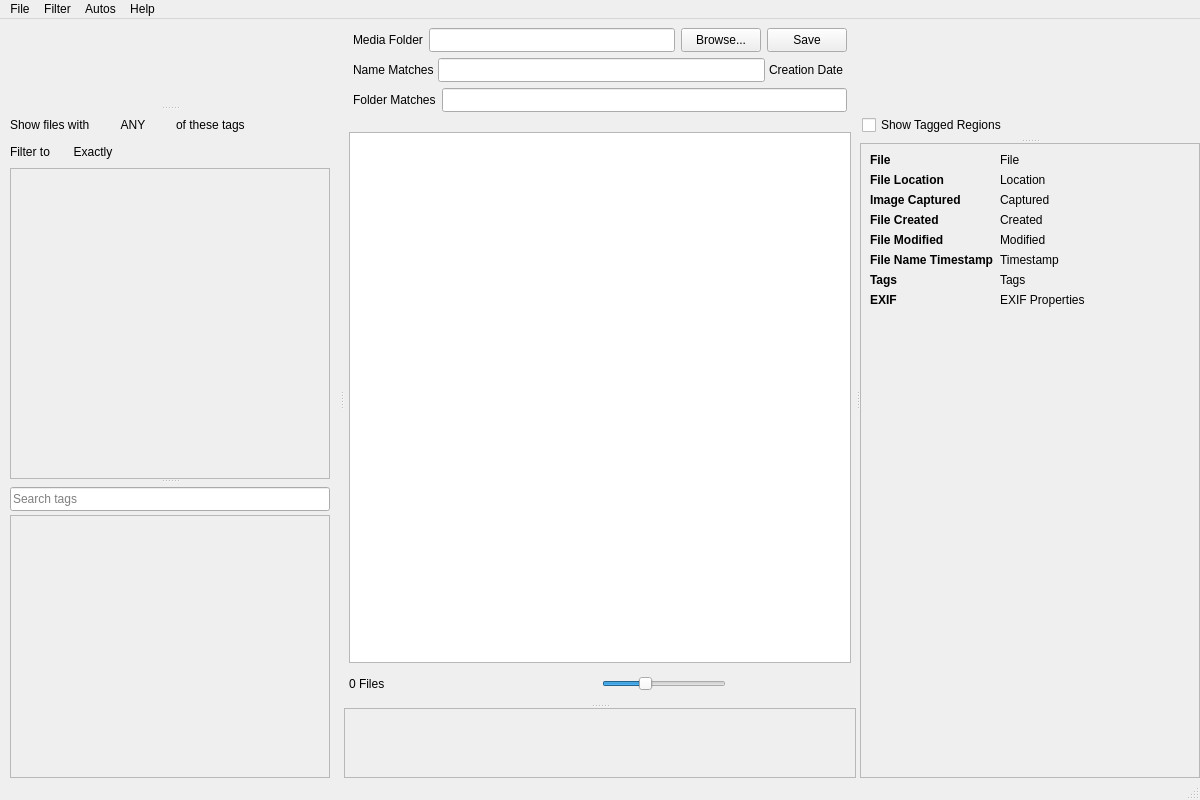
Old version of the form mainwindow.ui in the repository merrillaldrich/compendia.
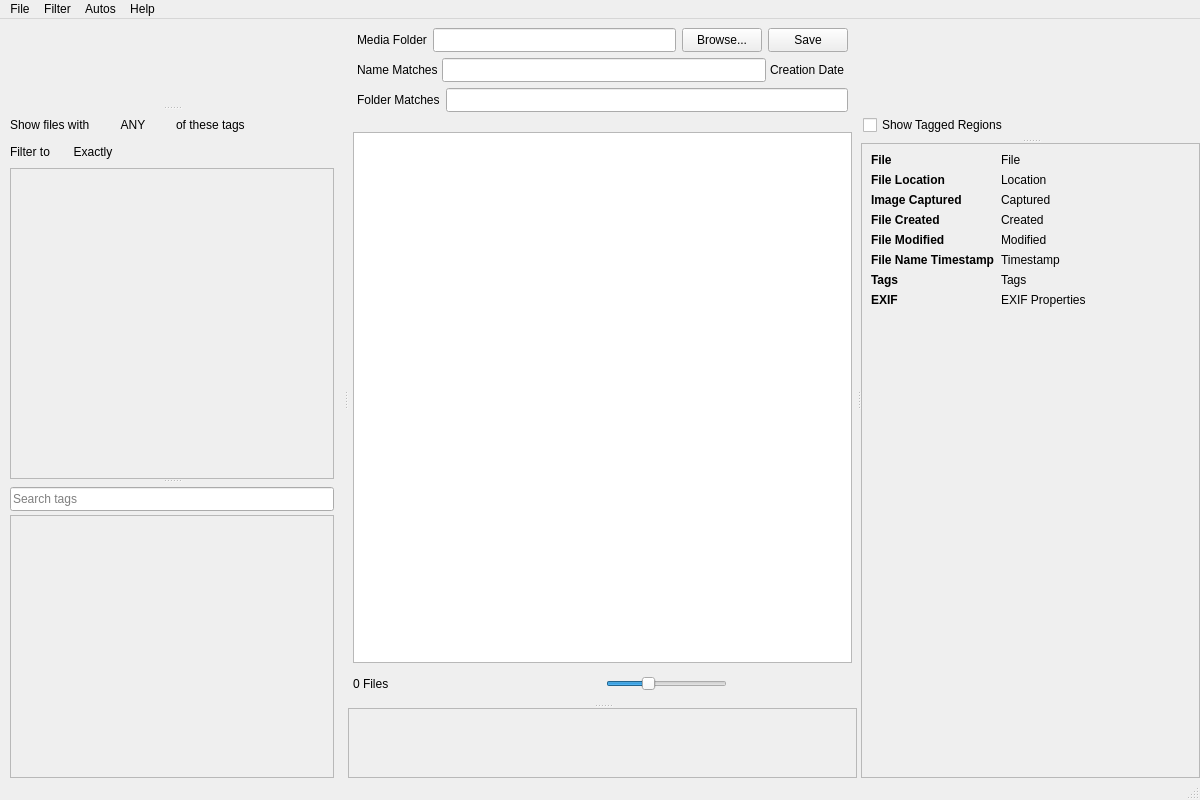
New version of the form. Custom widgets are drawn as their Qt base class.

The edit to the form file:
```diff
--- a/mainwindow.ui
+++ b/mainwindow.ui
@@ -38,7 +38,7 @@
        </property>
        <property name="minimumSize">
         <size>
-         <width>340</width>
+         <width>344</width>
          <height>0</height>
         </size>
        </property>
@@ -167,8 +167,8 @@
              <rect>
               <x>0</x>
               <y>0</y>
-              <width>395</width>
-              <height>496</height>
+              <width>322</width>
+              <height>313</height>
              </rect>
             </property>
            </widget>
@@ -216,8 +216,8 @@
              <rect>
               <x>0</x>
               <y>0</y>
-              <width>403</width>
-              <height>64</height>
+              <width>322</width>
+              <height>258</height>
              </rect>
             </property>
            </widget>
@@ -526,7 +526,7 @@
              <rect>
               <x>0</x>
               <y>0</y>
-              <width>492</width>
+              <width>517</width>
               <height>64</height>
              </rect>
             </property>
@@ -614,8 +614,8 @@
          <rect>
           <x>0</x>
           <y>0</y>
-          <width>300</width>
-          <height>200</height>
+           <width>317</width>
+           <height>572</height>
          </rect>
         </property>
         <layout class="QFormLayout" name="formLayout">
```
Left out of the diff: 118 changed lines with no effect on the pictures. Lines whose indentation alone changed are shown as unchanged.
